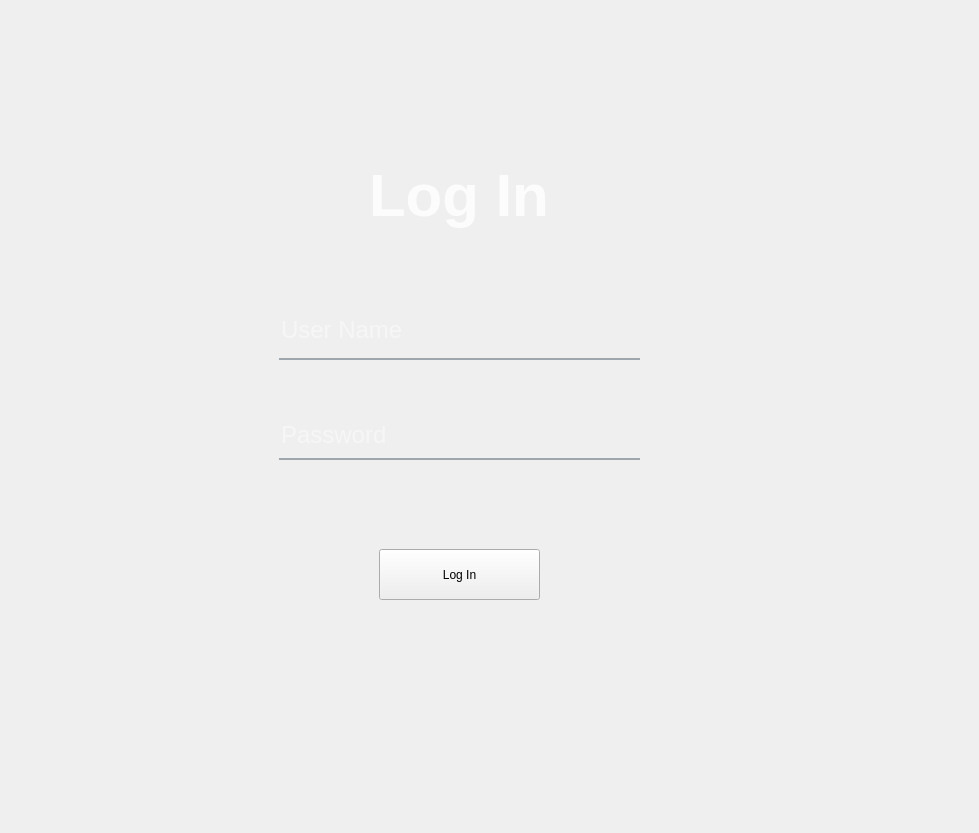
The window that login.ui (mindt102/HotelManagementSystem) describes before a commit, drawn with Qt 5.
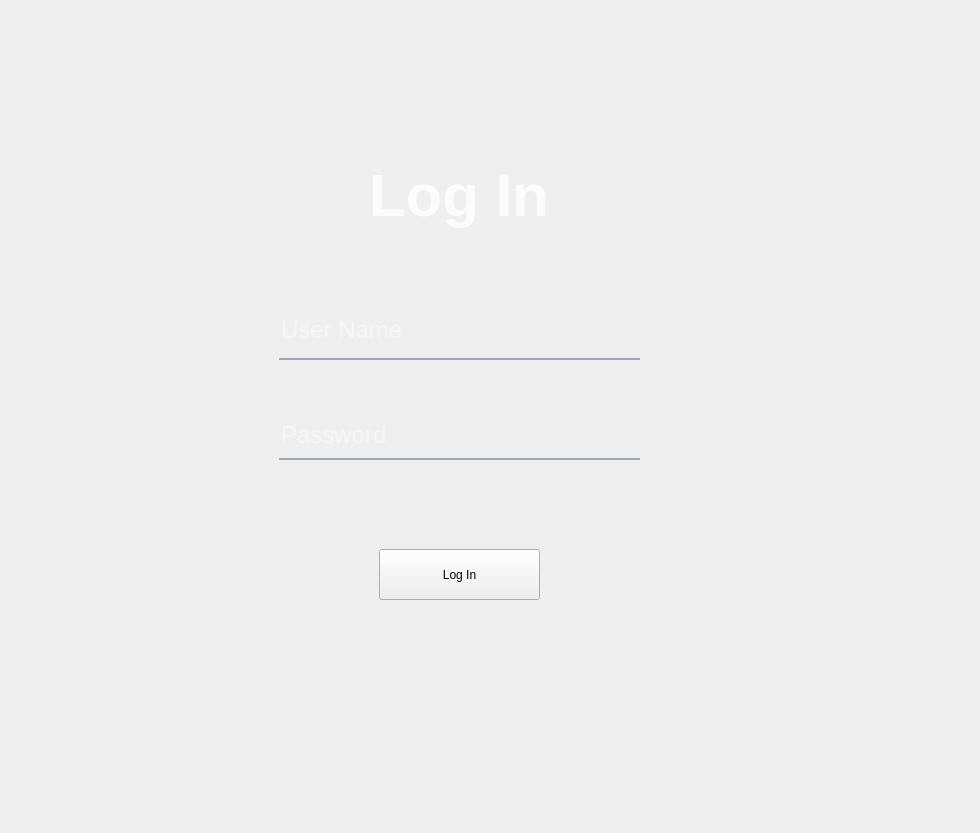
The same window after the commit. Icons and pictures are not drawn.

Commit message: test simple login

```diff
--- a/login.ui
+++ b/login.ui
@@ -6,7 +6,7 @@
    <rect>
     <x>0</x>
     <y>0</y>
-    <width>979</width>
+    <width>980</width>
     <height>833</height>
    </rect>
   </property>
```
Left out of the diff: 12 changed lines with no effect on the pictures. The commit also changes 2 other files.
